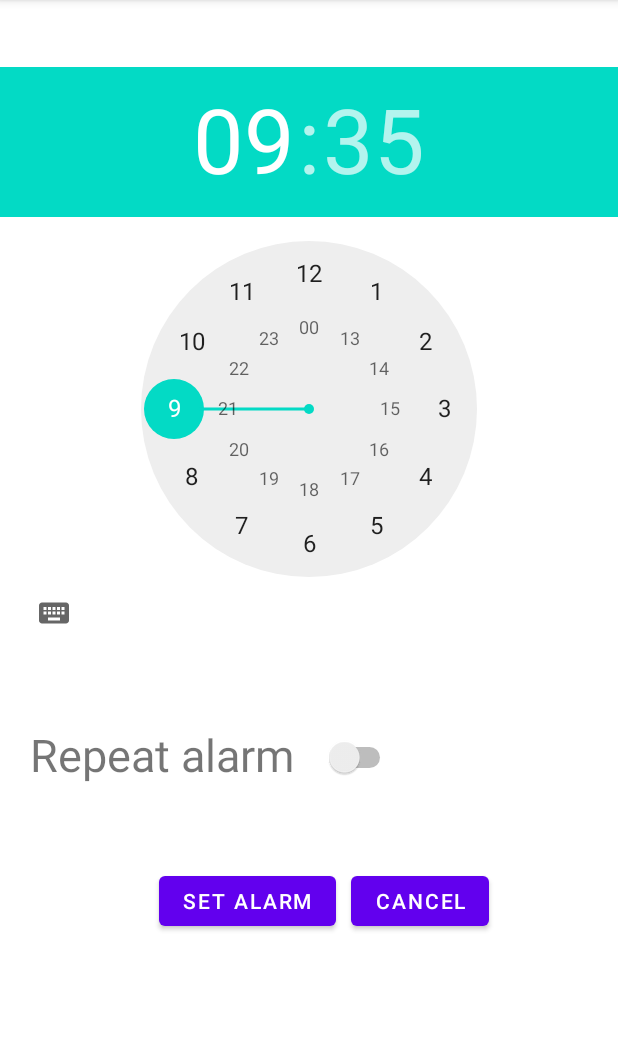
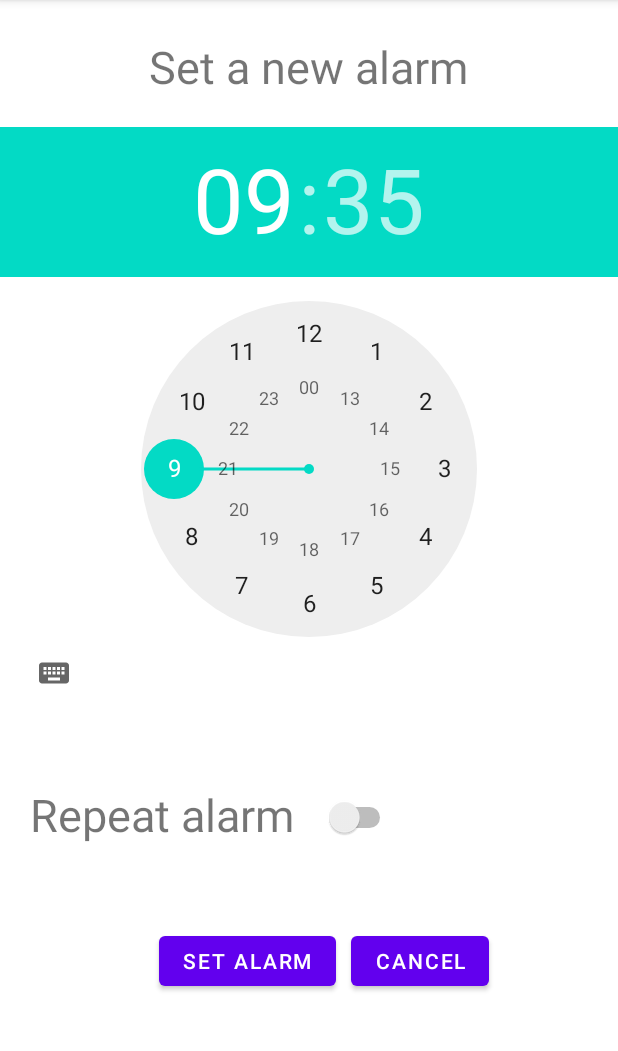
Before and after one commit to MedAmine1212/smartAlarm, an Android app: the screen it shows after launch (SetAlarm), after a tap on an icon or button, on a phone screen of 412 x 824 dp, the part 84-1135 px from its top. Run offline under Robolectric (Android 15) with nearby library versions, the phone set to English and light mode, and no system bars; our stand-ins replace Room's generated code, navigation-ui.

Commit message:
update and delete alarm

```diff
--- a/app/src/main/java/com/example/smartalarm/MainActivity.java
+++ b/app/src/main/java/com/example/smartalarm/MainActivity.java
@@ -32,6 +32,7 @@ import androidx.room.Room;
 import com.example.smartalarm.databinding.ActivityMainBinding;
 
 import java.util.ArrayList;
+import java.util.Collections;
 import java.util.HashMap;
 import java.util.List;
 
@@ -55,6 +56,7 @@ public class MainActivity extends AppCompatActivity {
         setSupportActionBar(binding.appBarMain.toolbar);
         binding.appBarMain.fab.setOnClickListener(view -> {
             Intent intent = new Intent(MainActivity.this, SetAlarm.class);
+            intent.putExtra("reqId", -1);
             startActivity(intent);
 
         });
@@ -75,9 +77,11 @@ public class MainActivity extends AppCompatActivity {
         AlarmDatabase dbHandler = Room.databaseBuilder(getApplicationContext(),
                 AlarmDatabase.class, "alarm_db").allowMainThreadQueries().build();
         List<Alarm> alarmList = dbHandler.alarmDAO().getAlarmsList();
+        Collections.reverse(alarmList);
         ListView listview = findViewById(R.id.alarmsList);
-        CustomBaseAdapter customAdapter = new CustomBaseAdapter(getApplicationContext(), alarmList);
+        CustomBaseAdapter customAdapter = new CustomBaseAdapter(getApplicationContext(), alarmList, MainActivity.this);
         listview.setAdapter(customAdapter);
+        dbHandler.close();
 
     }
 
--- a/app/src/main/java/com/example/smartalarm/alarmsList.java
+++ b/app/src/main/java/com/example/smartalarm/alarmsList.java
@@ -1,8 +1,11 @@
 package com.example.smartalarm;
 
 import androidx.appcompat.app.AppCompatActivity;
+import androidx.room.Room;
 
 import android.os.Bundle;
+import android.widget.ListView;
+import android.widget.Switch;
 
 public class alarmsList extends AppCompatActivity {
 
--- a/app/src/main/res/layout/activity_alarms_list.xml
+++ b/app/src/main/res/layout/activity_alarms_list.xml
@@ -13,7 +13,7 @@
 
     <TextView
         android:id="@+id/alarmTime"
-        android:layout_width="240dp"
+        android:layout_width="270dp"
         android:layout_height="50dp"
         android:gravity="start"
         android:textSize="30sp"
--- a/app/src/main/res/layout/activity_set_alarm.xml
+++ b/app/src/main/res/layout/activity_set_alarm.xml
@@ -12,11 +12,18 @@
         android:orientation="vertical"
         tools:ignore="UseSwitchCompatOrMaterialXml">
 
+    <TextView
+        android:id="@+id/pageTitle"
+        android:textSize="30sp"
+        android:layout_width="wrap_content"
+        android:layout_height="wrap_content"
+        android:layout_margin="20dp"
+        android:text="@string/new_alarm" />
+
     <TimePicker
         android:id="@+id/edtTime"
         android:layout_width="wrap_content"
-        android:layout_height="wrap_content"
-        android:hint="@string/set_time_here_in_secs" />
+        android:layout_height="wrap_content" />
 
     <LinearLayout
             android:layout_marginTop="50dp"
--- a/app/src/main/res/values/strings.xml
+++ b/app/src/main/res/values/strings.xml
@@ -15,4 +15,5 @@
     <string name="active">Active</string>
     <string name="repeat_alarm">Repeat alarm</string>
     <string name="cancel">Cancel</string>
+    <string name="new_alarm">Set a new alarm</string>
 </resources>
```
Also changed, not shown: app/src/main/java/com/example/smartalarm/Alarm.java (+14 -0 lines), app/src/main/java/com/example/smartalarm/CustomBaseAdapter.java (+74 -1 lines), app/src/main/java/com/example/smartalarm/MyReciever.java (+11 -3 lines), app/src/main/java/com/example/smartalarm/SetAlarm.java (+50 -12 lines).
